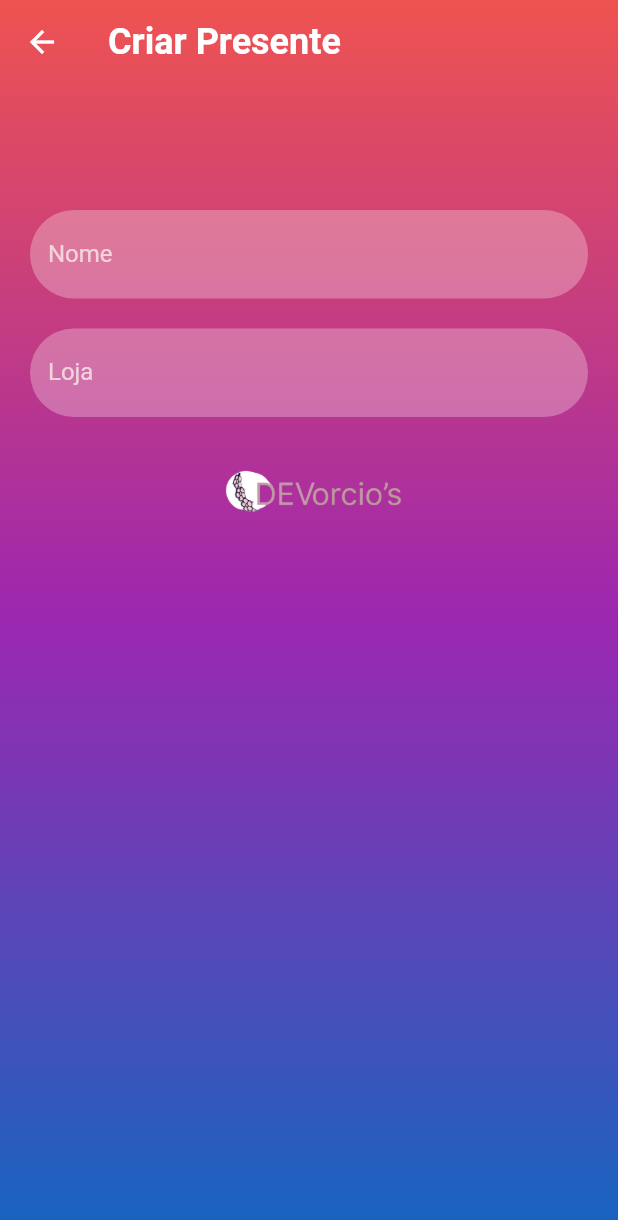
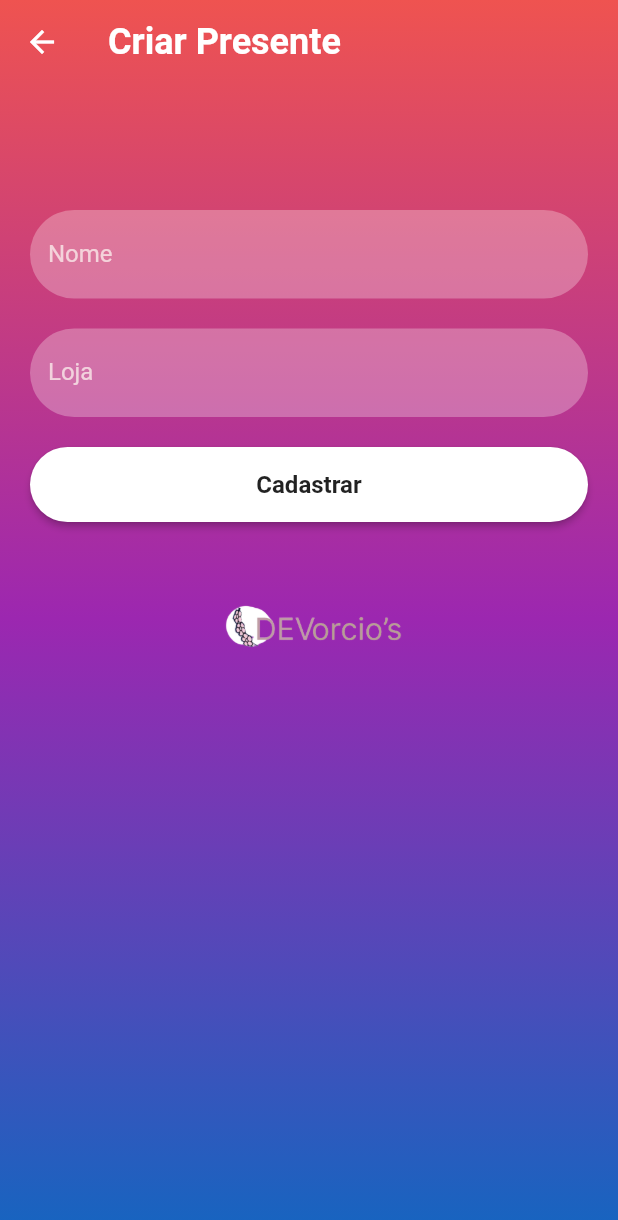
Before and after one commit to joaovac/App-Noivo, a Flutter app: the NewPresentScreen screen opened directly, on a phone screen of 412 x 824 dp. Shown: the top 1220 px of the screen. Run offline on Flutter 3.47's test engine with Material 2 defaults, Android fonts, the phone set to English and light mode, and no system bars; our stand-ins replace firebase_auth, firebase_core, firebase_database; accounts and stored records are empty.

Commit message:
botao_Criar_Presente

```diff
--- a/lib/autenticacao/home.dart
+++ b/lib/autenticacao/home.dart
@@ -34,6 +34,7 @@ class _HomeScreenState extends State<HomeScreen> {
                 MaterialPageRoute(builder: (context) => NewPresentScreen()));
           },
           backgroundColor: Color.fromARGB(255, 71, 32, 197),
-        ));
+        )
+        );
   }
 }
--- a/lib/criarPresentes/widgets.dart
+++ b/lib/criarPresentes/widgets.dart
@@ -21,5 +21,29 @@ TextField reusableTextField(String text, TextEditingController controller) {
 }
 
 Container firebaseUIButton(BuildContext context, String title, Function onTap) {
-  return Container();
+  return Container(
+    width: MediaQuery.of(context).size.width,
+    height: 50,
+    margin: const EdgeInsets.fromLTRB(0, 20, 0, 20),
+    decoration: BoxDecoration(borderRadius: BorderRadius.circular(90)),
+    child: ElevatedButton(
+      onPressed: () {
+        onTap();
+      },
+      child: Text(
+        title,
+        style: const TextStyle(
+            color: Colors.black87, fontWeight: FontWeight.bold, fontSize: 16),
+      ),
+      style: ButtonStyle(
+          backgroundColor: MaterialStateProperty.resolveWith((states) {
+            if (states.contains(MaterialState.pressed)) {
+              return Colors.black26;
+            }
+            return Colors.white;
+          }),
+          shape: MaterialStateProperty.all<RoundedRectangleBorder>(
+              RoundedRectangleBorder(borderRadius: BorderRadius.circular(30)))),
+    ),
+  );
 }
```
Also changed, not shown: lib/criarPresentes/newPresentPage.dart (+19 -3 lines).
